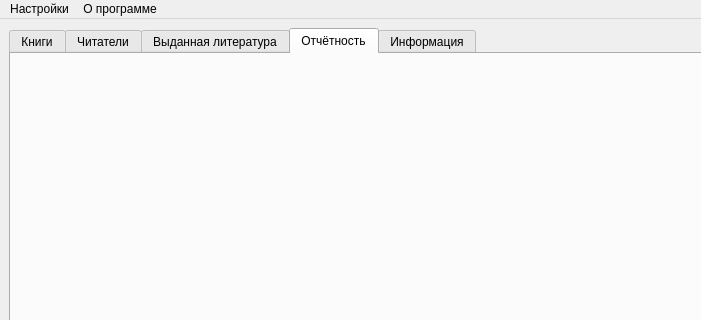
HikyGM/Libryary, file forms/manager_form.ui: the form before one commit; both pictures show x 0 to 701 and y 0 to 320 of the 1173 by 806 pixel window.
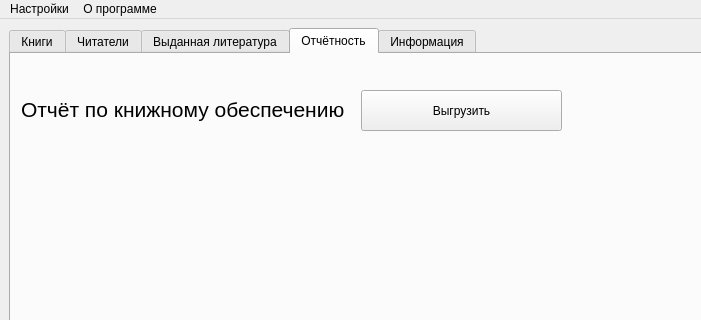
The form after the commit. The open tabs and pages were chosen to show the change.

Commit message: 1.1.8 Добавлен отчёт по книгам

The edit to the form file:
```diff
--- a/forms/manager_form.ui
+++ b/forms/manager_form.ui
@@ -284,6 +284,44 @@
          <attribute name="title">
           <string>Отчётность</string>
          </attribute>
+         <widget class="QPushButton" name="btn_generate_books">
+          <property name="geometry">
+           <rect>
+            <x>350</x>
+            <y>36</y>
+            <width>201</width>
+            <height>41</height>
+           </rect>
+          </property>
+          <property name="text">
+           <string>Выгрузить</string>
+          </property>
+         </widget>
+         <widget class="QLabel" name="label">
+          <property name="geometry">
+           <rect>
+            <x>10</x>
+            <y>30</y>
+            <width>341</width>
+            <height>51</height>
+           </rect>
+          </property>
+          <property name="font">
+           <font>
+            <family>MS Shell Dlg 2</family>
+            <pointsize>16</pointsize>
+            <weight>50</weight>
+            <italic>false</italic>
+            <bold>false</bold>
+           </font>
+          </property>
+          <property name="styleSheet">
+           <string notr="true">font: 16pt &quot;MS Shell Dlg 2&quot;;</string>
+          </property>
+          <property name="text">
+           <string>Отчёт по книжному обеспечению</string>
+          </property>
+         </widget>
         </widget>
         <widget class="QWidget" name="tab_5">
          <attribute name="title">
```
Left out of the diff: 2 changed lines with no effect on the pictures. The commit also changes 7 other files.
